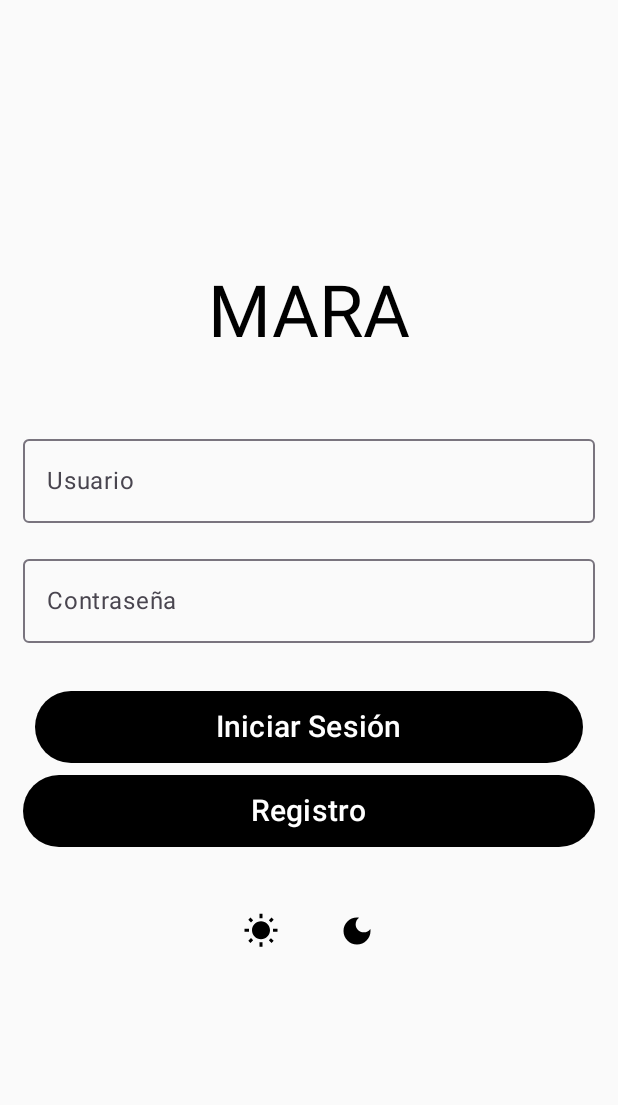
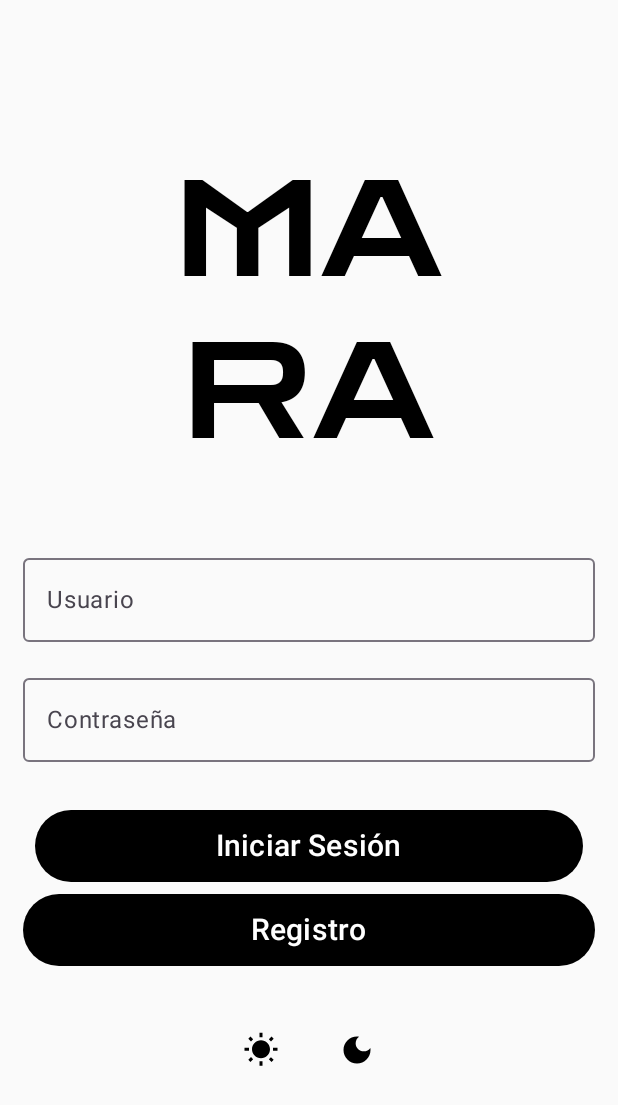
Before and after one commit to dnoblejas/CRM_Mara, an Android app built with Jetpack Compose: the screen it shows after launch (MainActivity), on a phone screen of 412 x 824 dp. Shown: the top 1105 px of the screen. Run offline under Robolectric (Android 15) with nearby library versions, the phone set to English and light mode, and no system bars; our stand-ins replace Firebase (no records; nobody signed in at launch, a user with empty details on screens opened directly).

```diff
--- a/app/src/main/java/com/example/crm_mara/scenes/InicioSesion.kt
+++ b/app/src/main/java/com/example/crm_mara/scenes/InicioSesion.kt
@@ -15,6 +15,7 @@ import androidx.compose.ui.text.input.PasswordVisualTransformation
 import androidx.compose.ui.unit.dp
 import androidx.compose.ui.unit.sp
 import androidx.navigation.NavController
+import com.example.crm_mara.ui.theme.ZendotsFamily
 import com.google.firebase.firestore.FirebaseFirestore
 
 @Composable
@@ -33,7 +34,25 @@ fun InicioSesion(navController: NavController) {
             .fillMaxSize()
             .padding(start = 15.dp, end = 15.dp)
     ) {
-        Text(text = "MARA", color = Color.Black, fontSize = 48.sp)
+        // Texto dividido en dos líneas
+        Text(
+            text = "MA",
+            color = Color.Black,
+            fontSize = 90.sp,
+            style = MaterialTheme.typography.titleLarge.copy(
+                fontFamily = ZendotsFamily,
+                fontSize = 90.sp
+            )
+        )
+        Text(
+            text = "RA",
+            color = Color.Black,
+            fontSize = 90.sp,
+            style = MaterialTheme.typography.titleLarge.copy(
+                fontFamily = ZendotsFamily,
+                fontSize = 90.sp
+            )
+        )
         Spacer(modifier = Modifier.size(48.dp))
 
         OutlinedTextField(
--- a/app/src/main/java/com/example/crm_mara/ui/theme/Type.kt
+++ b/app/src/main/java/com/example/crm_mara/ui/theme/Type.kt
@@ -2,33 +2,38 @@ package com.example.crm_mara.ui.theme
 
 import androidx.compose.material3.Typography
 import androidx.compose.ui.text.TextStyle
+import androidx.compose.ui.text.font.Font
 import androidx.compose.ui.text.font.FontFamily
 import androidx.compose.ui.text.font.FontWeight
 import androidx.compose.ui.unit.sp
+import com.example.crm_mara.R
 
-// Set of Material typography styles to start with
+// Define la familia de fuentes personalizada
+val ZendotsFamily = FontFamily(
+    Font(R.font.zendots_regular, FontWeight.Normal)
+)
+
+// Configura la tipografía utilizando la fuente personalizada
 val Typography = Typography(
     bodyLarge = TextStyle(
-        fontFamily = FontFamily.Default,
+        fontFamily = ZendotsFamily,
         fontWeight = FontWeight.Normal,
         fontSize = 16.sp,
         lineHeight = 24.sp,
         letterSpacing = 0.5.sp
-    )
-    /* Other default text styles to override
+    ),
     titleLarge = TextStyle(
-        fontFamily = FontFamily.Default,
-        fontWeight = FontWeight.Normal,
+        fontFamily = ZendotsFamily,
+        fontWeight = FontWeight.Bold,
         fontSize = 22.sp,
         lineHeight = 28.sp,
         letterSpacing = 0.sp
     ),
     labelSmall = TextStyle(
-        fontFamily = FontFamily.Default,
+        fontFamily = ZendotsFamily,
         fontWeight = FontWeight.Medium,
         fontSize = 11.sp,
         lineHeight = 16.sp,
         letterSpacing = 0.5.sp
     )
-    */
 )
```
Also changed, not shown: app/src/main/java/com/example/crm_mara/scenes/Agenda.kt (+51 -94 lines), app/src/main/res/font/zendots_regular.ttf (added).
